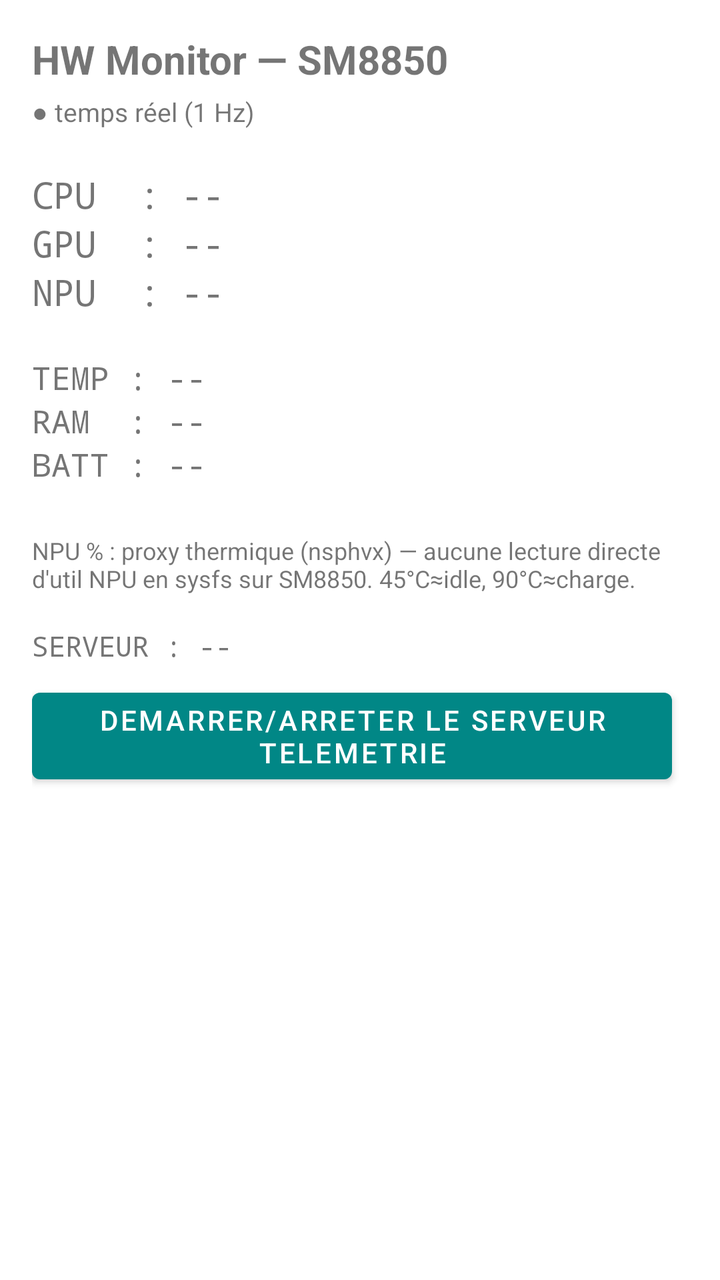
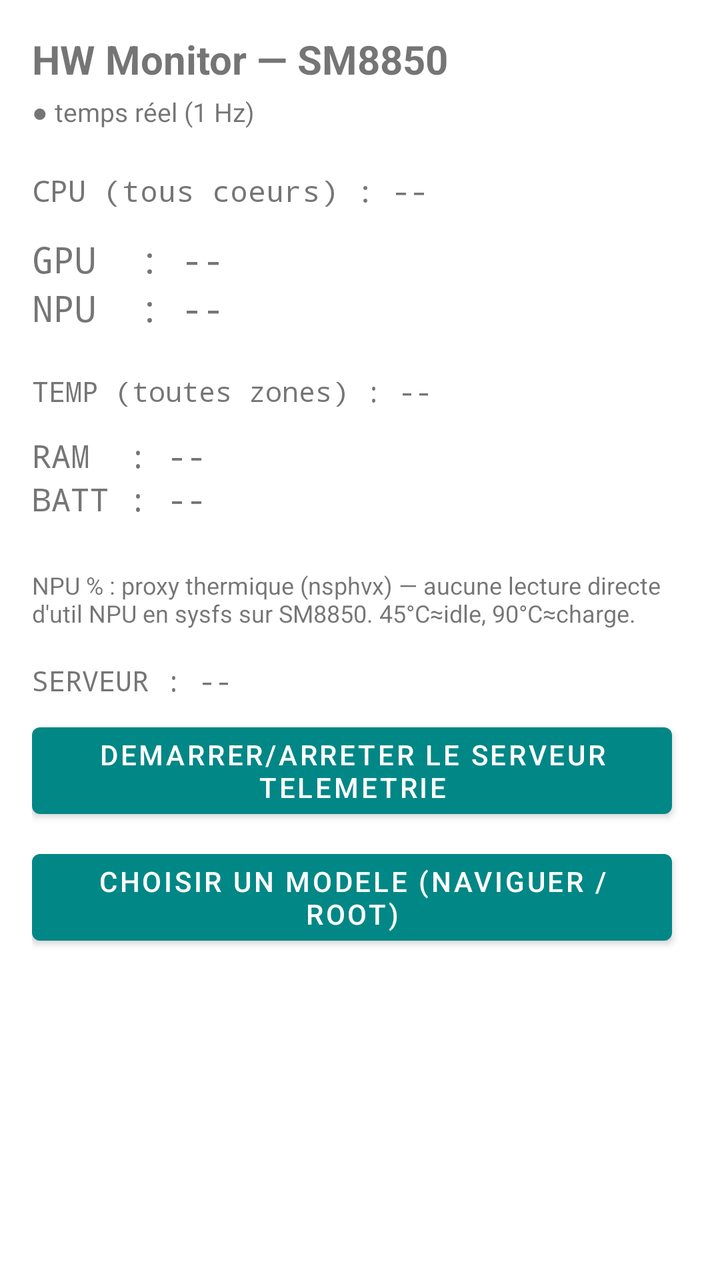

An Android layout rendered at two revisions. The XML below is the earlier revision; the diff shows what the commit changed to produce the second picture.
<!-- AndroidManifest.xml: application theme Theme.HwMonitor -->
<!-- res/layout/activity_main.xml -->
<?xml version="1.0" encoding="utf-8"?>
<LinearLayout xmlns:android="http://schemas.android.com/apk/res/android"
    android:layout_width="match_parent"
    android:layout_height="match_parent"
    android:orientation="vertical"
    android:padding="16dp">

    <TextView
        android:layout_width="wrap_content"
        android:layout_height="wrap_content"
        android:text="HW Monitor — SM8850"
        android:textSize="20sp"
        android:textStyle="bold" />

    <TextView
        android:id="@+id/tvStatus"
        android:layout_width="match_parent"
        android:layout_height="wrap_content"
        android:layout_marginTop="4dp"
        android:text="● temps réel (1 Hz)"
        android:textSize="13sp" />

    <TextView
        android:id="@+id/tvCpu"
        android:layout_width="match_parent"
        android:layout_height="wrap_content"
        android:layout_marginTop="20dp"
        android:fontFamily="monospace"
        android:text="CPU  : --"
        android:textSize="18sp" />

    <TextView
        android:id="@+id/tvGpu"
        android:layout_width="match_parent"
        android:layout_height="wrap_content"
        android:fontFamily="monospace"
        android:text="GPU  : --"
        android:textSize="18sp" />

    <TextView
        android:id="@+id/tvNpu"
        android:layout_width="match_parent"
        android:layout_height="wrap_content"
        android:fontFamily="monospace"
        android:text="NPU  : --"
        android:textSize="18sp" />

    <TextView
        android:id="@+id/tvTemp"
        android:layout_width="match_parent"
        android:layout_height="wrap_content"
        android:layout_marginTop="20dp"
        android:fontFamily="monospace"
        android:text="TEMP : --"
        android:textSize="16sp" />

    <TextView
        android:id="@+id/tvRam"
        android:layout_width="match_parent"
        android:layout_height="wrap_content"
        android:fontFamily="monospace"
        android:text="RAM  : --"
        android:textSize="16sp" />

    <TextView
        android:id="@+id/tvBatt"
        android:layout_width="match_parent"
        android:layout_height="wrap_content"
        android:fontFamily="monospace"
        android:text="BATT : --"
        android:textSize="16sp" />

    <TextView
        android:layout_width="match_parent"
        android:layout_height="wrap_content"
        android:layout_marginTop="24dp"
        android:text="NPU % : proxy thermique (nsphvx) — aucune lecture directe d'util NPU en sysfs sur SM8850. 45°C≈idle, 90°C≈charge."
        android:textSize="12sp" />

    <TextView
        android:id="@+id/tvServer"
        android:layout_width="match_parent"
        android:layout_height="wrap_content"
        android:layout_marginTop="16dp"
        android:fontFamily="monospace"
        android:text="SERVEUR : --"
        android:textSize="14sp" />

    <Button
        android:id="@+id/btnToggleServer"
        android:layout_width="wrap_content"
        android:layout_height="wrap_content"
        android:layout_marginTop="8dp"
        android:text="Demarrer/Arreter le serveur telemetrie" />

</LinearLayout>
<!-- resources referenced by this layout -->
<resources>
  <style name="Theme.HwMonitor" parent="Theme.MaterialComponents.DayNight.DarkActionBar">
          <item name="colorPrimary">@color/teal_700</item>
      </style>
  <color name="teal_700">#FF018786</color>
</resources>

<!-- the commit's change to res/layout/activity_main.xml (unified diff, before → after) -->
@@ -1,7 +1,12 @@
 <?xml version="1.0" encoding="utf-8"?>
-<LinearLayout xmlns:android="http://schemas.android.com/apk/res/android"
+<ScrollView xmlns:android="http://schemas.android.com/apk/res/android"
     android:layout_width="match_parent"
     android:layout_height="match_parent"
+    android:fitsSystemWindows="true">
+
+<LinearLayout
+    android:layout_width="match_parent"
+    android:layout_height="wrap_content"
     android:orientation="vertical"
     android:padding="16dp">
 
@@ -21,18 +26,19 @@
         android:textSize="13sp" />
 
     <TextView
-        android:id="@+id/tvCpu"
+        android:id="@+id/tvCores"
         android:layout_width="match_parent"
         android:layout_height="wrap_content"
         android:layout_marginTop="20dp"
         android:fontFamily="monospace"
-        android:text="CPU  : --"
-        android:textSize="18sp" />
+        android:text="CPU (tous coeurs) : --"
+        android:textSize="15sp" />
 
     <TextView
         android:id="@+id/tvGpu"
         android:layout_width="match_parent"
         android:layout_height="wrap_content"
+        android:layout_marginTop="12dp"
         android:fontFamily="monospace"
         android:text="GPU  : --"
         android:textSize="18sp" />
@@ -51,13 +57,14 @@
         android:layout_height="wrap_content"
         android:layout_marginTop="20dp"
         android:fontFamily="monospace"
-        android:text="TEMP : --"
-        android:textSize="16sp" />
+        android:text="TEMP (toutes zones) : --"
+        android:textSize="14sp" />
 
     <TextView
         android:id="@+id/tvRam"
         android:layout_width="match_parent"
         android:layout_height="wrap_content"
+        android:layout_marginTop="12dp"
         android:fontFamily="monospace"
         android:text="RAM  : --"
         android:textSize="16sp" />
@@ -93,4 +100,12 @@
         android:layout_marginTop="8dp"
         android:text="Demarrer/Arreter le serveur telemetrie" />
 
+    <Button
+        android:id="@+id/btnBrowseFiles"
+        android:layout_width="wrap_content"
+        android:layout_height="wrap_content"
+        android:layout_marginTop="8dp"
+        android:text="Choisir un modele (naviguer / root)" />
+
 </LinearLayout>
+</ScrollView>
